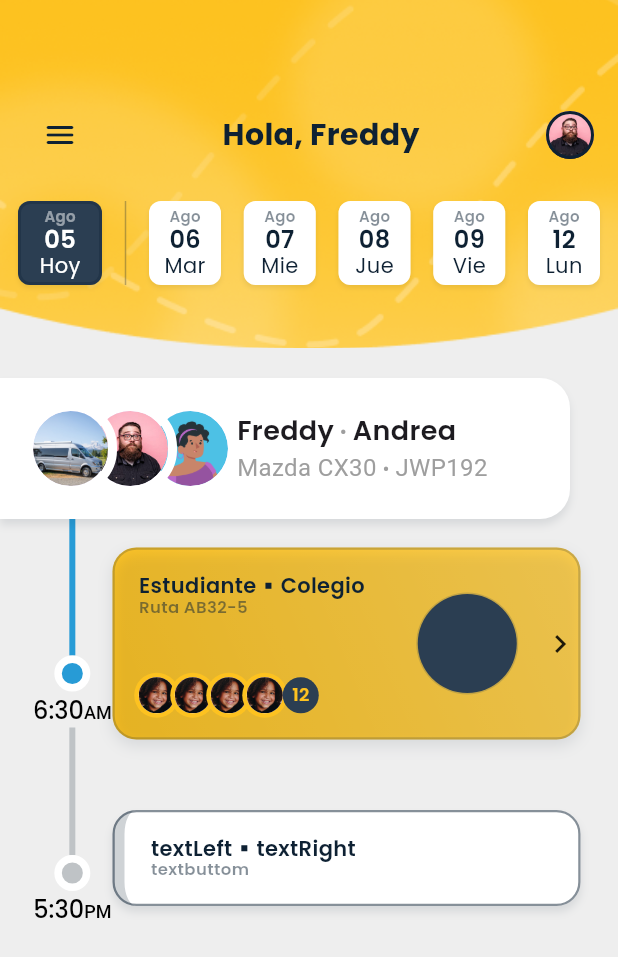
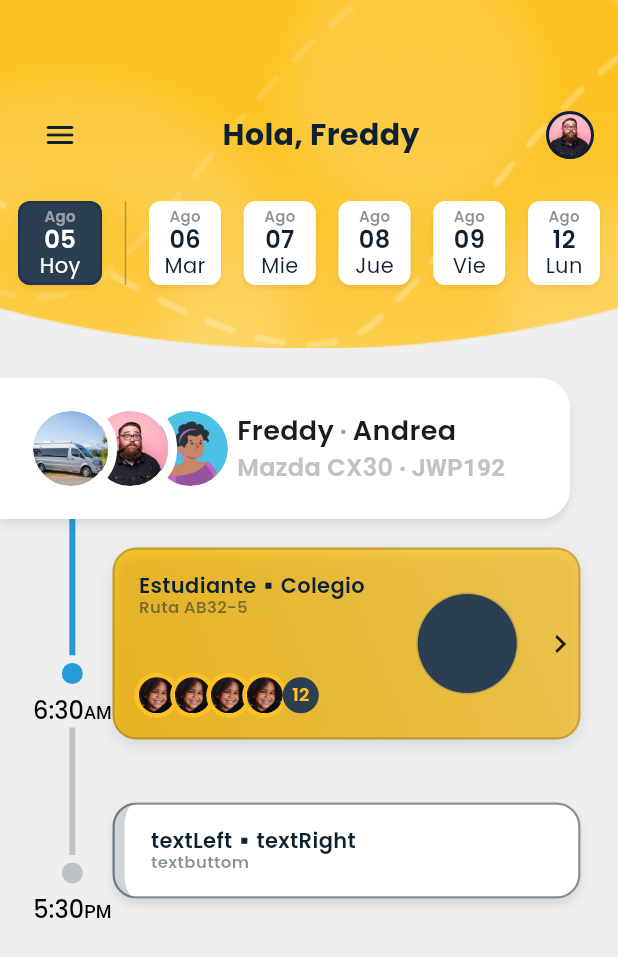
Before and after one commit to Francisco-V98/dashboard_busbanz_practice, a Flutter app: the PrincipalPage screen opened by its route, on a phone screen of 412 x 824 dp. Shown: the top 957 px of the screen. Run offline on Flutter 3.47's test engine with Material 3 defaults, Android fonts, the phone set to English and light mode, and no system bars; our stand-ins replace flutter_riverpod, go_router.

Commit message:
finish (#10)

```diff
--- a/lib/TImeLine/time_line.dart
+++ b/lib/TImeLine/time_line.dart
@@ -59,7 +59,7 @@ class TimeLineEvent extends StatelessWidget {
                     color: AppColors.infoLight,
                     shape: BoxShape.circle,
                     border: Border.all(
-                      color: Colors.white,
+                      color: AppColors.bgBotLight,
                       width: 5,
                     ),
                   ),
@@ -137,7 +137,7 @@ class TimeLineEvent extends StatelessWidget {
                     color: AppColors.greyLight,
                     shape: BoxShape.circle,
                     border: Border.all(
-                      color: Colors.white,
+                      color: AppColors.bgBotLight,
                       width: 5,
                     ),
                   ),
--- a/lib/TimeLine-Header/time_line_header.dart
+++ b/lib/TimeLine-Header/time_line_header.dart
@@ -136,20 +136,23 @@ class TimeLineHeader extends StatelessWidget {
                     Text(
                       'Mazda CX30',
                       style: TextStyle(
-                        color: Colors.grey,
+                        fontFamily: "Poppins",
+                        color: AppColors.greyLight,
                         fontSize: 16.0,
+                        fontWeight: FontWeight.w600
                       ),
                     ),
                     Text(
                       ' • ',
                       style: TextStyle(
-                        color: Colors.grey,
+                        color: AppColors.greyLight,
                       ),
                     ),
                     Text(
                       'JWP192',
                       style: TextStyle(
-                        color: Colors.grey,
+                        fontWeight: FontWeight.w600,
+                        color: AppColors.greyLight,
                         fontSize: 16.0,
                       ),
                     ),
--- a/lib/screens/Principal_Page/principal_page.dart
+++ b/lib/screens/Principal_Page/principal_page.dart
@@ -57,7 +57,7 @@ class PrincipalPage extends StatelessWidget {
                 const Positioned(
                   width: 312,
                   right: 25,
-                  top: 540,
+                  top: 535,
                   child: CardDefault(
                     textLeft: "textLeft",
                     textRight: "textRight",
```
